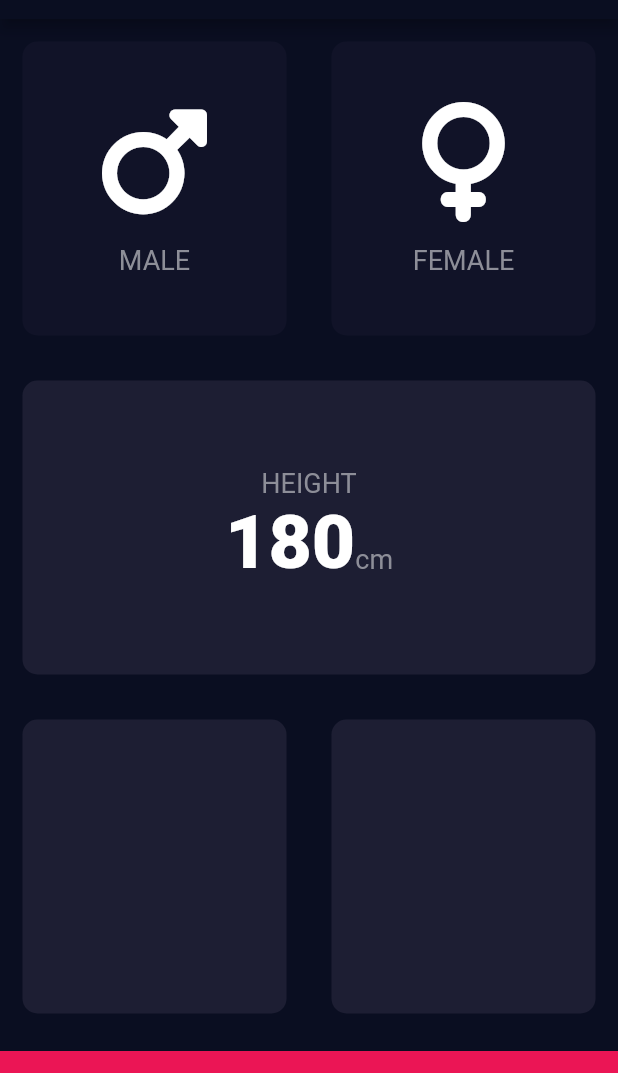
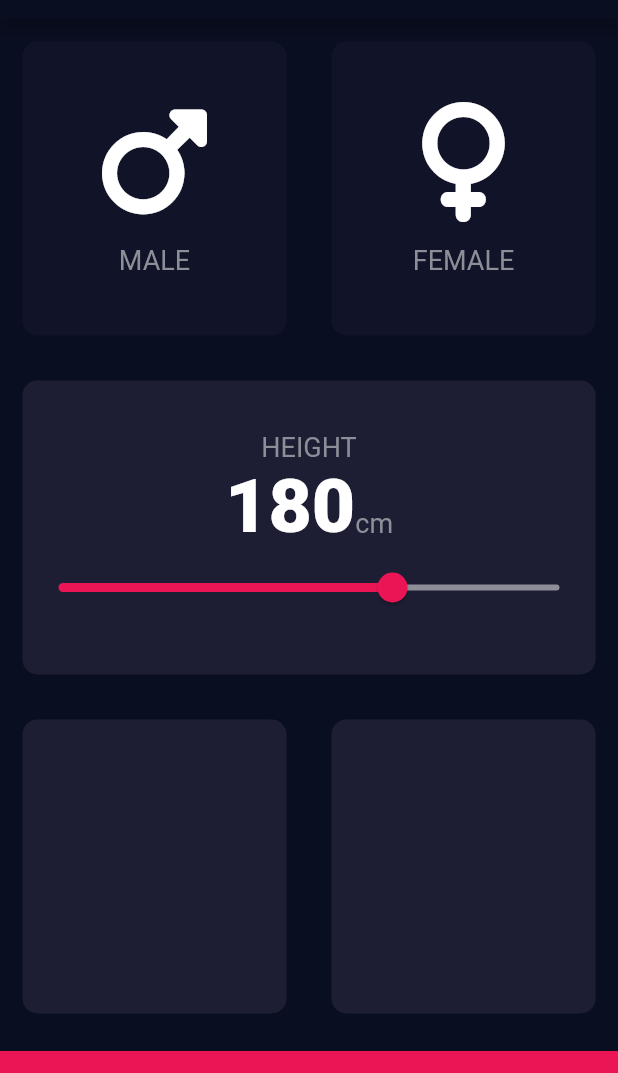
Before and after one commit to juriaCardozo/BMI-calculator, a Flutter app: the screen it shows after launch, on a phone screen of 412 x 824 dp, the part 65-1138 px from its top. Run offline on Flutter 3.47's test engine with Material 2 defaults, Android fonts, the phone set to English and light mode, and no system bars; our stand-ins replace font_awesome_flutter.

Commit message:
Enable Slider

```diff
--- a/lib/constants.dart
+++ b/lib/constants.dart
@@ -4,6 +4,9 @@ const kBottomContainerHeight = 80.0;
 const kActiveCardColour = Color(0xFF1D1E33);
 const kInactiveCardColor = Color(0xFF111328);
 const kBottomContainerColour = Color(0xFFEB1555);
+const kInactiveSliderColor = Color(0xFF8D8E98);
+const kMinHeight = 100.0;
+const kMaxHeight = 220.0;
 
 const kLabelTextStyle = TextStyle(
   fontSize: 18.0,
--- a/lib/input_page.dart
+++ b/lib/input_page.dart
@@ -15,9 +15,8 @@ class InputPage extends StatefulWidget {
 }
 
 class _InputPageState extends State<InputPage> {
-  Color maleCardColour = kInactiveCardColor;
-  Color femaleCardColour = kInactiveCardColor;
   Gender? selectedGender;
+  int height = 180;
 
   @override
   Widget build(BuildContext context) {
@@ -79,7 +78,7 @@ class _InputPageState extends State<InputPage> {
                     textBaseline: TextBaseline.alphabetic,
                     children: [
                       Text(
-                        '180',
+                        height.toString(),
                         style: kNumberTextStyle,
                       ),
                       Text(
@@ -87,7 +86,19 @@ class _InputPageState extends State<InputPage> {
                         style: kLabelTextStyle,
                       ),
                     ],
-                  )
+                  ),
+                  Slider(
+                    value: height.toDouble(),
+                    min: kMinHeight,
+                    max: kMaxHeight,
+                    activeColor: kBottomContainerColour,
+                    inactiveColor: kInactiveSliderColor,
+                    onChanged: (double newValue) {
+                      setState(() {
+                        height = newValue.round();
+                      });
+                    },
+                  ),
                 ],
               )),
         ),
```
